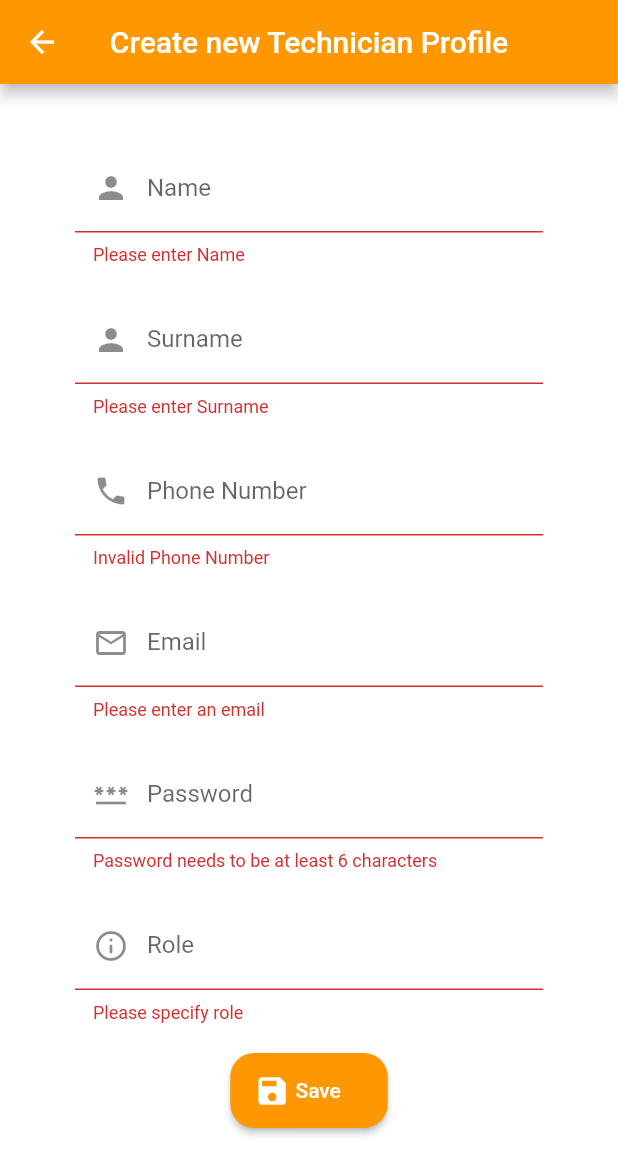
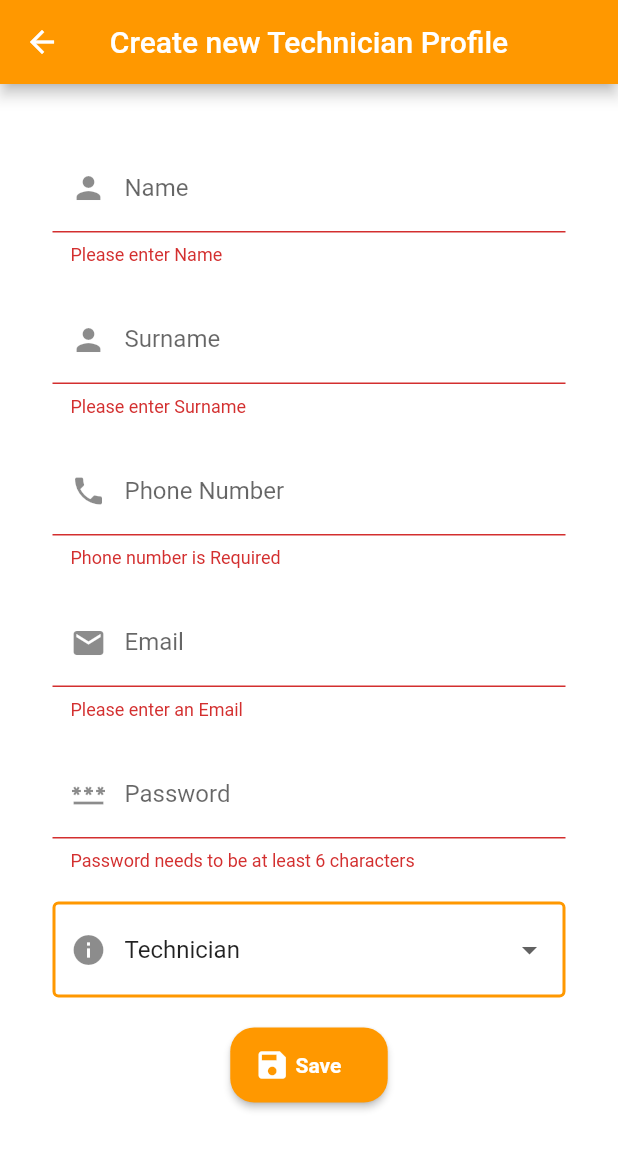
Before and after one commit to patricia883/Technocrats, a Flutter app: the Create_New_Technician screen opened directly, after a tap on "Save", on a phone screen of 412 x 824 dp. Shown: the top 1175 px of the screen. Run offline on Flutter 3.47's test engine with Material 2 defaults, Android fonts, the phone set to English and light mode, and no system bars; our stand-ins replace cloud_firestore, firebase_auth, firebase_core, flutter_spinkit, google_sign_in; accounts and stored records are empty.

Commit message:
Added Dropdown for role

```diff
--- a/lib/screens/create_new_technician.dart
+++ b/lib/screens/create_new_technician.dart
@@ -3,6 +3,7 @@ import 'package:flutter/material.dart';
 import 'dart:async';
 import 'package:firebase_core/firebase_core.dart';
 import 'package:cloud_firestore/cloud_firestore.dart';
+import 'package:flutter/painting.dart';
 //import 'package:flutter_projects/screens/home/home.dart';
 import 'package:flutter_projects/Shared/constants.dart';
 import 'package:flutter_projects/Shared/loading.dart';
@@ -24,13 +25,18 @@ class _Create_New_TechnicianState extends State<Create_New_Technician> {
   String surname = '';
   String phoneNo = '';
   String role = '';
-
+  String assignedRole = '';
 
   final GlobalKey<FormState> _formKey = GlobalKey<FormState>();
   final AuthService _auth = AuthService();
 
   bool loading = false;
   bool checkedValue = false;
+
+  final List<String> roles = ['Technician', 'Driver' , 'Admin'];
+
+  // form values
+  String _assignedRole;
 
   @override
   Widget build(BuildContext context) {
@@ -45,13 +51,15 @@ class _Create_New_TechnicianState extends State<Create_New_Technician> {
         centerTitle: true,
         backgroundColor: Colors.orange,
       ),
-      body: Wrap(
+      body: Padding(
+        padding: const EdgeInsets.symmetric(horizontal: 15.0),
+        child: ListView(
           children: <Widget>[
             Container(
               alignment: Alignment.center,
               padding: EdgeInsets.symmetric(
                 vertical: 20.0,
-              horizontal: 50.0,
+                horizontal: 20.0,
               ),
               child: Form(
                 // TODO : implement key
@@ -105,26 +113,55 @@ class _Create_New_TechnicianState extends State<Create_New_Technician> {
                     ),
                     SizedBox(
                       height: 20.0,
-                  ),TextFormField(
+                    ),
+                    TextFormField(
+                      keyboardType: TextInputType.phone,
                       decoration: textInputDecoration.copyWith(
                         labelText: 'Phone Number',
                         prefixIcon: Icon(Icons.phone),
                       ),
-                    validator: (input) => input.length < 10 ? 'Invalid Phone Number' : null,
+
+                      validator: (String input) {
+                        if (input.isEmpty) {
+                          return 'Phone number is Required';
+                        }
+                        if (!RegExp(r"^(0|[1-9][0-9]*)$").hasMatch(input)) {
+                          return 'Invalid Phone Number';
+                        }
+                        if(input.length < 10) {
+                          return 'Invalid Phone Number';
+                        }
+                        return null;
+                      },
+
                       onChanged: (input) {
                         setState(() => phoneNo = input);
                       },
+
                       onSaved: (input) => phoneNo = input,
                     ),
                     SizedBox(
                       height: 20.0,
                     ),
                     TextFormField(
+                      keyboardType: TextInputType.emailAddress,
                       decoration: textInputDecoration.copyWith(
                         labelText: 'Email',
-                      prefixIcon: Icon(Icons.mail_outline),
+                        prefixIcon: Icon(Icons.mail),
                       ),
-                    validator: (input) => input.isEmpty ? 'Please enter an email' : null,
+                      validator: (String input) {
+                        if (input.isEmpty) {
+                          return 'Please enter an Email';
+                        }
+
+                        if (!RegExp(r'^[\w-\.]+@([\w-]+\.)+[\w-]{2,4}$')
+                            .hasMatch(input)) {
+                          return 'Invalid Email';
+                        }
+
+                        return null;
+                      },
+
                       onChanged: (input) {
                         setState(() => email = input);
                       },
@@ -148,16 +185,17 @@ class _Create_New_TechnicianState extends State<Create_New_Technician> {
                     SizedBox(
                       height: 20.0,
                     ),
-                  TextFormField(
-                    decoration: textInputDecoration.copyWith(
-                      labelText: 'Role',
-                      prefixIcon: Icon(Icons.info_outline_rounded),
-                    ),
-                    validator: (input) => input.isEmpty ? 'Please specify role' : null,
-                    onChanged: (input) {
-                      setState(() => role = input);
-                    },
-                    onSaved: (input) => role = input,
+                    DropdownButtonFormField(
+                      value: _assignedRole ?? 'Technician',
+                      decoration: textInputDecoration.copyWith(prefixIcon: Icon(Icons.info)),
+                      items: roles.map((roles) {
+                        return DropdownMenuItem(
+                          value: roles,
+                          child: Text('$roles'),
+                        );
+                      }).toList(),
+                      onChanged: (val) => setState(() => _assignedRole = val.toString() ),
+                      onSaved: (val) => _assignedRole = val.toString(),
                     ),
                     SizedBox(
                       height: 20.0,
@@ -169,7 +207,7 @@ class _Create_New_TechnicianState extends State<Create_New_Technician> {
                         child: Row(
                           children: <Widget>[
                             Icon(Icons.save),
-                          new Text(' Save'),
+                            Text(" Save", style: TextStyle(fontWeight: FontWeight.bold)),
                           ],
                         ),
                         shape: RoundedRectangleBorder(
@@ -182,13 +220,20 @@ class _Create_New_TechnicianState extends State<Create_New_Technician> {
                           onPressed: () async {
                             if(_formKey.currentState.validate()){
                               setState(() => loading = true);
-                            dynamic result = await _auth.registerWithEmailAndPassword(email, password, name, surname, phoneNo, role);
-                            Navigator.push(context, MaterialPageRoute(builder: (context) => HomeScreen()));
-                            if(result == null){
+                              if(_assignedRole == null) {
+                                _assignedRole = 'Technician';
+                                dynamic result = await _auth
+                                    .registerWithEmailAndPassword(
+                                    email, password, name, surname, phoneNo,
+                                    _assignedRole);
+                                Navigator.push(context, MaterialPageRoute(
+                                    builder: (context) => HomeScreen()));
+                                if (result == null) {
                                   setState(() {
                                     loading = false;
                                     //error = 'Please supply a valid email';
                                   });
+                                }
                               }
                             }
                         },
@@ -199,6 +244,7 @@ class _Create_New_TechnicianState extends State<Create_New_Technician> {
               ),
             ),
           ],
+        ),
       ),
     );
   }
```
Also changed, not shown: lib/screens/HomeScreen.dart (+5 -2 lines), lib/screens/create_new_customer.dart (+36 -7 lines), lib/screens/login.dart (+19 -12 lines), 2 other files. Lines whose indentation alone changed are shown as unchanged.
